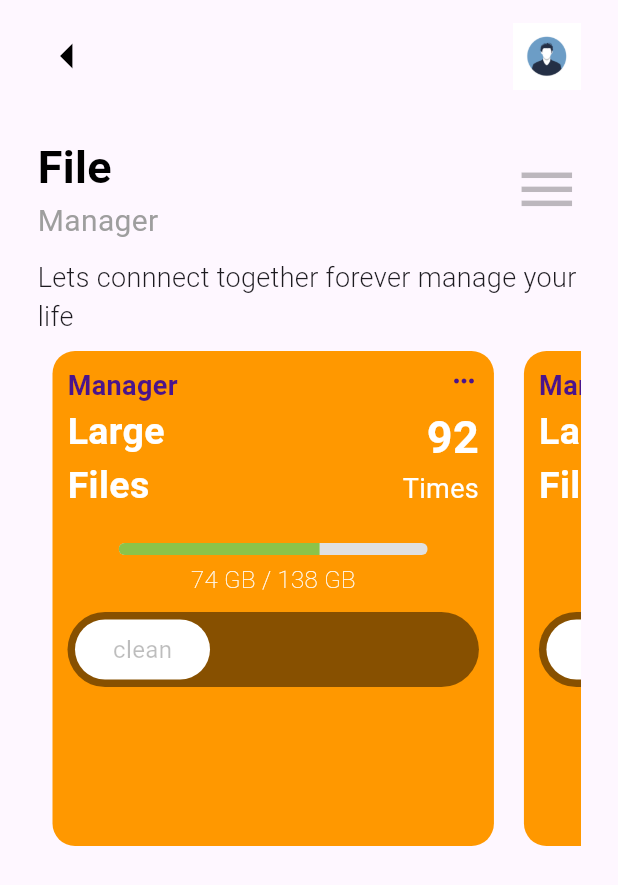
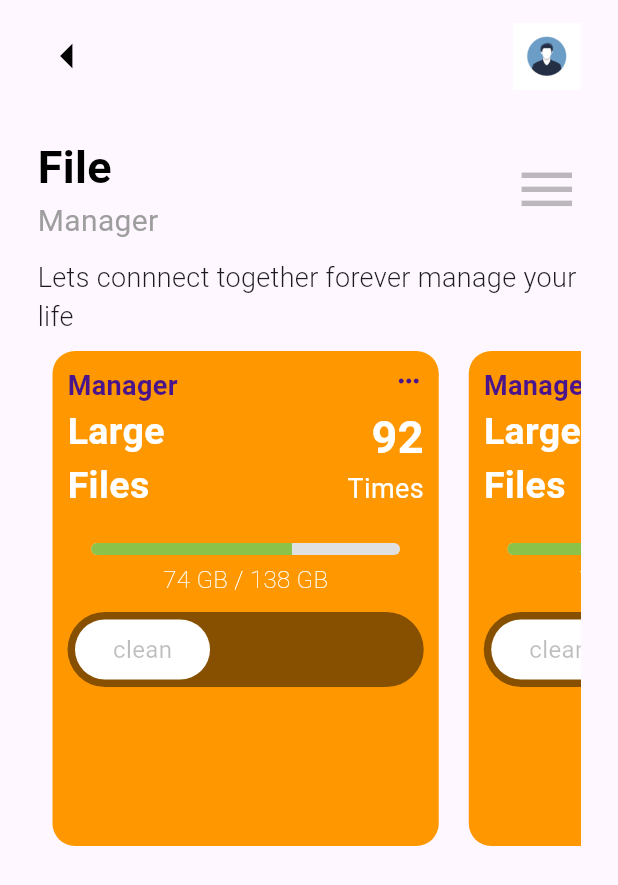
Before and after one commit to ramSde/flutter-ui-practices-, a Flutter app: the screen it shows after launch, on a phone screen of 412 x 824 dp. Shown: the top 885 px of the screen. Run offline on Flutter 3.47's test engine with Material 3 defaults, Android fonts, the light colour scheme and no system bars.

Commit message:
upadated ui

```diff
--- a/lib/widgets/custom_container.dart
+++ b/lib/widgets/custom_container.dart
@@ -15,7 +15,7 @@ class _MyCardViewState extends State<MyCardView> {
   Widget build(BuildContext context) {
     return Container(
 
-      width: MediaQuery.of(context).size.width / 1.4,
+      width: MediaQuery.of(context).size.width / 1.6,
       padding: const EdgeInsets.all(10),
       decoration: BoxDecoration(
         color: Colors.orange,
```
Also changed, not shown: assets/3.png (added), 1 other file.
